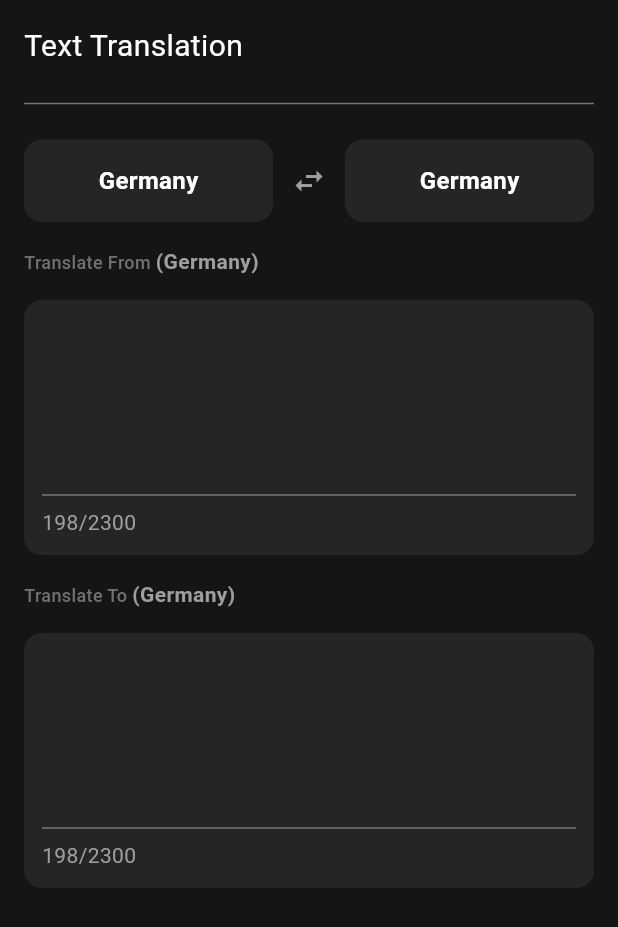
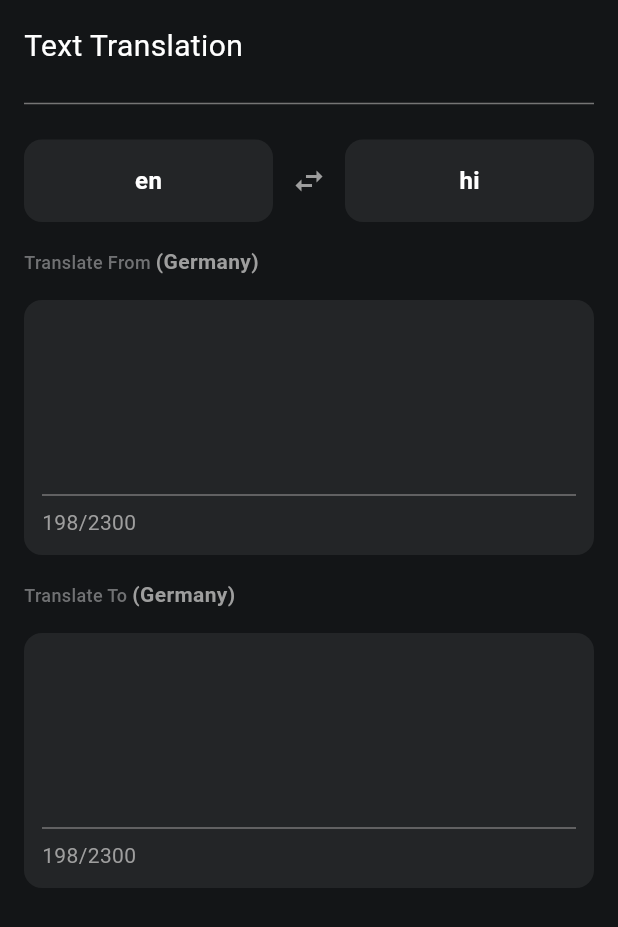
Before and after one commit to anupam92402/TGH-Technologies-Task, a Flutter app: the screen it shows after launch, on a phone screen of 412 x 824 dp. Shown: the top 927 px of the screen. Run offline on Flutter 3.47's test engine with Material 2 defaults, Android fonts, the phone set to English and light mode, and no system bars; network calls fail.

Commit message:
fetched all languages from api and integrated it successfully

```diff
--- a/lib/main.dart
+++ b/lib/main.dart
@@ -1,4 +1,6 @@
 import 'package:flutter/material.dart';
+import 'package:provider/provider.dart';
+import 'package:tgh_technologies_task/provider/language_provider.dart';
 import 'package:tgh_technologies_task/views/home_screen.dart';
 
 void main() {
@@ -11,14 +13,18 @@ class MyApp extends StatelessWidget {
   // This widget is the root of your application.
   @override
   Widget build(BuildContext context) {
-    return MaterialApp(
+    return MultiProvider(
+      providers: [
+        ChangeNotifierProvider(create: (_) => LanguageProvider()),
+      ],
+      child: MaterialApp(
           title: 'Flutter Demo',
           debugShowCheckedModeBanner: false,
           theme: ThemeData(
             colorScheme: ColorScheme.fromSeed(seedColor: Colors.deepPurple),
             useMaterial3: true,
           ),
-      home: HomeScreen()
+          home: const HomeScreen()),
     );
   }
 }
--- /dev/null
+++ b/lib/provider/language_provider.dart
@@ -0,0 +1,33 @@
+import 'package:flutter/cupertino.dart';
+import 'package:tgh_technologies_task/repository/language_repository.dart';
+
+
+class LanguageProvider extends ChangeNotifier {
+
+  List<String>list = [];
+
+  String _from = 'en';
+
+  String _to = 'hi';
+
+  String get from => _from;
+
+   set from(value){
+    _from = value;
+    notifyListeners();
+  }
+
+  String get to => _to;
+
+  set to(value){
+    _to = value;
+    notifyListeners();
+  }
+
+  void getLanguagesList() async{
+    list=[];
+    list = await LanguageRepo().getAllLanguages();
+
+    notifyListeners();
+  }
+}
--- /dev/null
+++ b/lib/util/api.dart
@@ -0,0 +1,5 @@
+class Api{
+  static const String baseUrl = 'https://google-translate1.p.rapidapi.com/language/translate/v2';
+  static const String languageEndPoint = '/languages';
+  static const String apiKey = "0be596b711msheafc35889d7806cp181bb6jsn5bcae8698a17"; // Replace with your RapidAPI key
+}
--- a/lib/views/home_screen.dart
+++ b/lib/views/home_screen.dart
@@ -1,4 +1,6 @@
 import 'package:flutter/material.dart';
+import 'package:provider/provider.dart';
+import 'package:tgh_technologies_task/provider/language_provider.dart';
 import 'package:tgh_technologies_task/util/colors.dart';
 import '../widgets/language_selection_container.dart';
 
@@ -10,6 +12,13 @@ class HomeScreen extends StatefulWidget {
 }
 
 class _HomeScreenState extends State<HomeScreen> {
+  @override
+  void initState() {
+    super.initState();
+    var provider = context.read<LanguageProvider>();
+    provider.getLanguagesList();
+  }
+
   @override
   Widget build(BuildContext context) {
     return SafeArea(
@@ -34,7 +43,7 @@ class _HomeScreenState extends State<HomeScreen> {
             Row(
               mainAxisAlignment: MainAxisAlignment.spaceBetween,
               children: [
-                Expanded(child: LanguageSelectionContainer()),
+                Expanded(child: LanguageSelectionContainer(source: 'from',)),
                 SizedBox(
                   width: 12,
                 ),
@@ -45,7 +54,7 @@ class _HomeScreenState extends State<HomeScreen> {
                 SizedBox(
                   width: 12,
                 ),
-                Expanded(child: LanguageSelectionContainer()),
+                Expanded(child: LanguageSelectionContainer(source: 'to')),
               ],
             ),
             SizedBox(
@@ -96,7 +105,6 @@ class _HomeScreenState extends State<HomeScreen> {
                           style: TextStyle(color: Colors.grey),
                           decoration: InputDecoration(
                             border: InputBorder.none,
-
                           ),
                         ),
                       ),
@@ -104,7 +112,9 @@ class _HomeScreenState extends State<HomeScreen> {
                     Column(
                       crossAxisAlignment: CrossAxisAlignment.start,
                       children: [
-                        Divider(color: AllColors.dividerColor,),
+                        Divider(
+                          color: AllColors.dividerColor,
+                        ),
                         Text(
                           // '${_textEditingController.text.length}/${2300}', // Display character count
                           '198/${2300}', // Display character count
@@ -166,7 +176,6 @@ class _HomeScreenState extends State<HomeScreen> {
                           style: TextStyle(color: Colors.grey),
                           decoration: InputDecoration(
                             border: InputBorder.none,
-
                           ),
                         ),
                       ),
@@ -174,7 +183,9 @@ class _HomeScreenState extends State<HomeScreen> {
                     Column(
                       crossAxisAlignment: CrossAxisAlignment.start,
                       children: [
-                        Divider(color: AllColors.dividerColor,),
+                        Divider(
+                          color: AllColors.dividerColor,
+                        ),
                         Text(
                           // '${_textEditingController.text.length}/${2300}', // Display character count
                           '198/${2300}', // Display character count
--- a/pubspec.yaml
+++ b/pubspec.yaml
@@ -35,6 +35,8 @@ dependencies:
   # The following adds the Cupertino Icons font to your application.
   # Use with the CupertinoIcons class for iOS style icons.
   cupertino_icons: ^1.0.2
+  http: ^1.1.0
+  provider: ^6.0.5
 
 dev_dependencies:
   flutter_test:
```
Also changed, not shown: lib/data/remote/api_service.dart (added, +66 -0 lines), lib/data/remote/app_exception.dart (added, +27 -0 lines), lib/repository/language_repository.dart (added, +19 -0 lines), lib/widgets/language_selection_container.dart (+49 -20 lines), pubspec.lock. Lines whose indentation alone changed are shown as unchanged.
